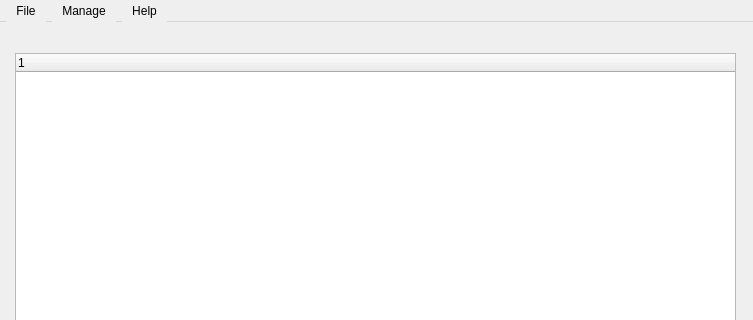
gfoudree/usbninja, file USBNinjaGUI/mainwindow.ui: the form before one commit; both pictures show x 0 to 753 and y 0 to 320 of the 753 by 465 pixel window.
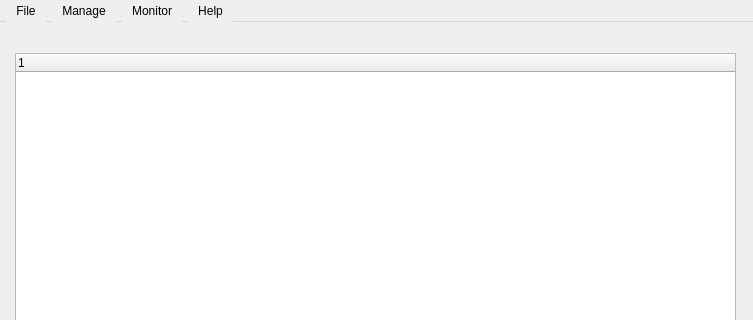
The form after the commit. Icons and pictures are not drawn.

Commit message: Added additonal log information viewing items. Fixed CSS for menu items and added monitor tab.

The edit to the form file:
```diff
--- a/USBNinjaGUI/mainwindow.ui
+++ b/USBNinjaGUI/mainwindow.ui
@@ -106,8 +106,16 @@
     <addaction name="actionHelp"/>
     <addaction name="actionAbout"/>
    </widget>
+   <widget class="QMenu" name="menuMonitor">
+    <property name="title">
+     <string>Monitor</string>
+    </property>
+    <addaction name="actionStart_Monitoring"/>
+    <addaction name="actionStop_Monitoring"/>
+   </widget>
    <addaction name="menuFile"/>
    <addaction name="menuManage"/>
+   <addaction name="menuMonitor"/>
    <addaction name="menuHelp"/>
   </widget>
   <action name="actionReload_Log">
```
Left out of the diff: 21 changed lines with no effect on the pictures. The commit also changes 7 other files.
